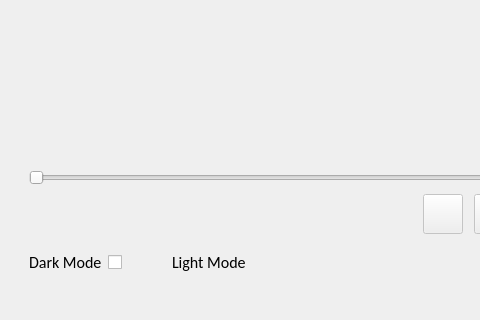
Before: the Qt Designer form DelaunayDream/gui/gui.ui in chensation/Delaunay-Dream, drawn with Qt 5; both pictures show x 0 to 480 and y 359 to 679 of the 1260 by 679 pixel window.
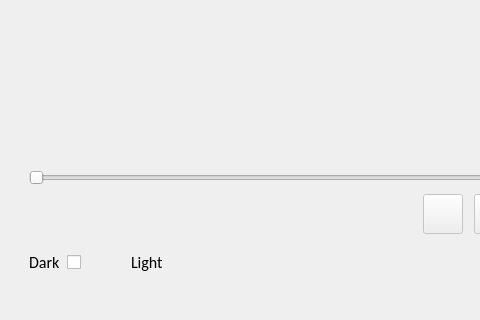
After: the same form once the commit is applied. Custom widgets are drawn as their Qt base class.

Commit message: Removed mode word from dark and light mode label

The edit to the form file:
```diff
--- a/DelaunayDream/gui/gui.ui
+++ b/DelaunayDream/gui/gui.ui
@@ -308,7 +308,7 @@
         <item>
          <widget class="QLabel" name="dark_mode_label">
           <property name="text">
-           <string>Dark Mode</string>
+           <string>Dark</string>
           </property>
          </widget>
         </item>
@@ -343,7 +343,7 @@
         <item>
          <widget class="QLabel" name="light_mode_label">
           <property name="text">
-           <string>Light Mode</string>
+           <string>Light</string>
           </property>
          </widget>
         </item>
```
The commit also changes 1 other file.
